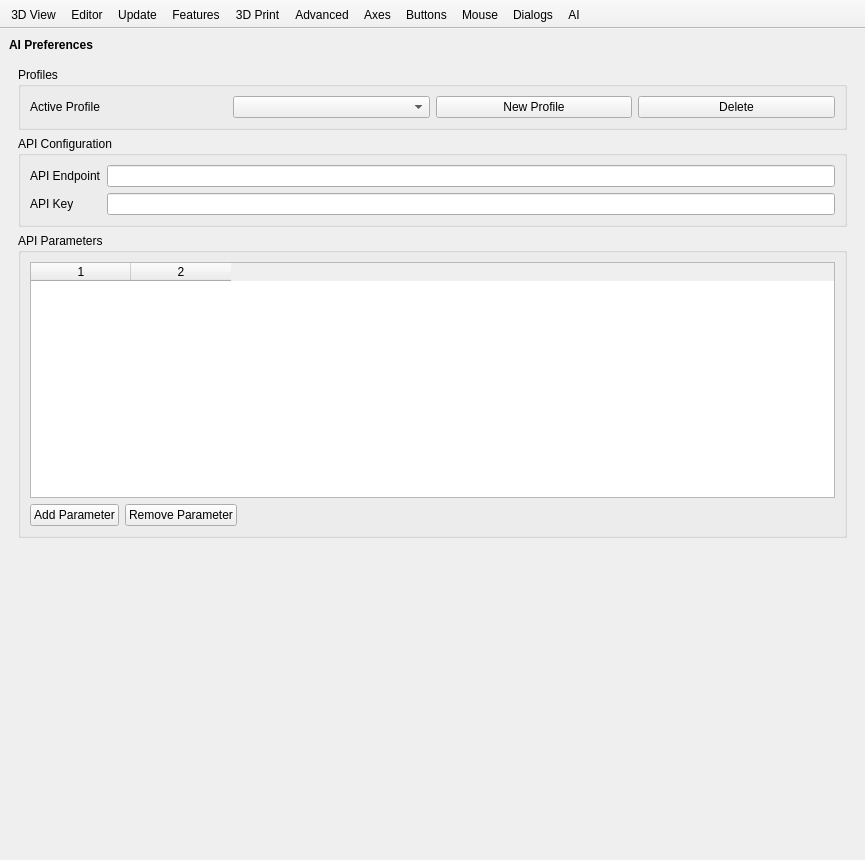
openscad/openscad, file src/gui/Preferences.ui: the form before one commit.
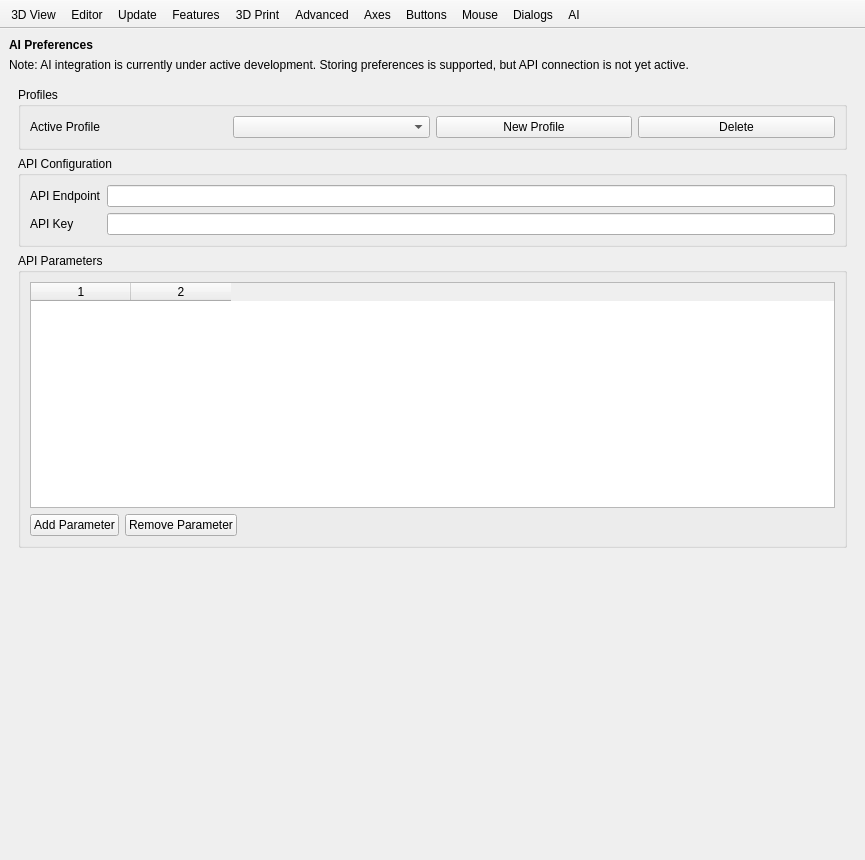
The form after the commit. The open tabs and pages were chosen to show the change. Icons and pictures are not drawn. Custom widgets are drawn as their Qt base class.

Commit message:
Clarify AI feature is under development
Inform users that AI integration is still under development and does not connect to external APIs. Adjusted Feature::ExperimentalAiFeatures description, added logic to show/hide the AI preferences page based on the feature flag, inserted a warning label in Preferences.ui, and updated ChatWidget welcome text to note the connection is not active and responses are simulated. These changes aim to reduce user confusion until real API integration is available.

Diff of the .ui file:
```diff
--- a/src/gui/Preferences.ui
+++ b/src/gui/Preferences.ui
@@ -2895,6 +2895,19 @@
           </property>
          </widget>
         </item>
+        <item>
+         <widget class="QLabel" name="labelAIUnderDevWarning">
+          <property name="text">
+           <string>Note: AI integration is currently under active development. Storing preferences is supported, but API connection is not yet active.</string>
+          </property>
+          <property name="wordWrap">
+           <bool>true</bool>
+          </property>
+          <property name="textFormat">
+           <enum>Qt::AutoText</enum>
+          </property>
+         </widget>
+        </item>
         <item>
          <widget class="QScrollArea" name="scrollAreaAI">
           <property name="frameShape">
```
The commit also changes 3 other files.
